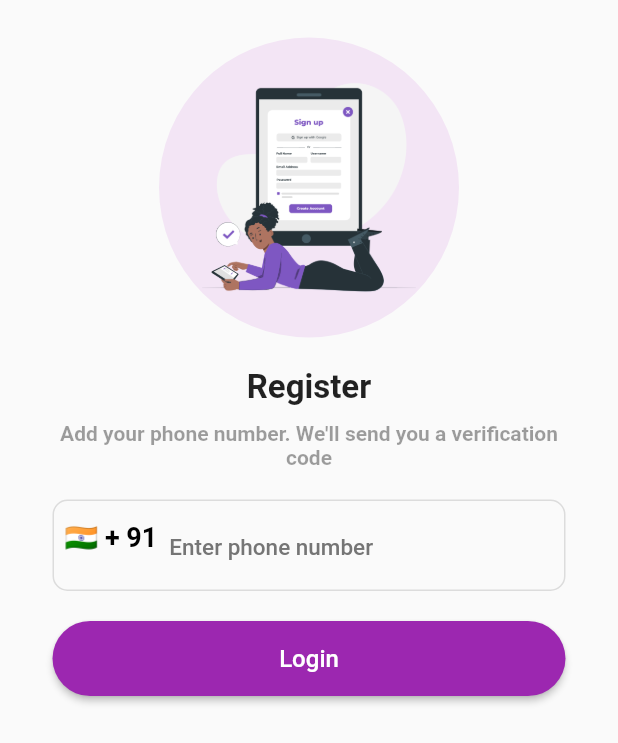
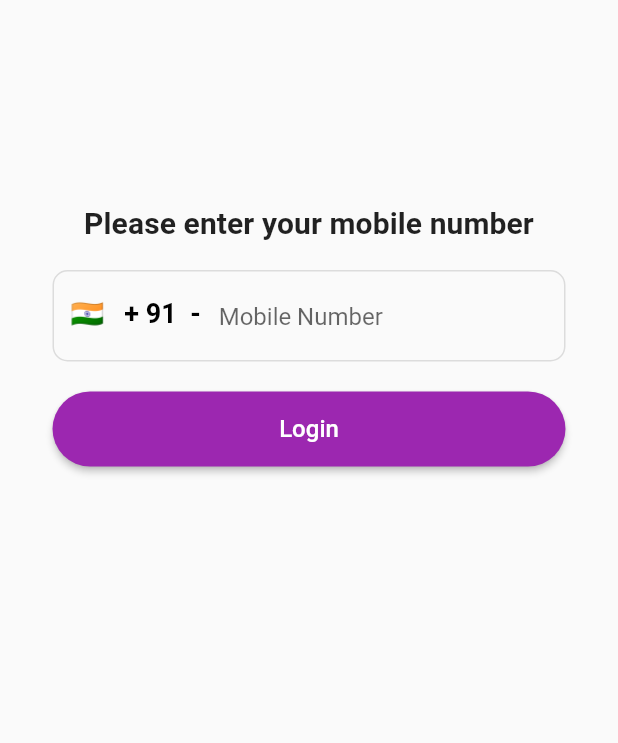
Before and after one commit to KarthikPrabhu23/OTP_Flutter, a Flutter app: the RegisterScreen screen opened directly, on a phone screen of 412 x 824 dp. Shown: the top 743 px of the screen. Run offline on Flutter 3.47's test engine with Material 2 defaults, Android fonts, the phone set to English and light mode, and no system bars; our stand-ins replace cloud_firestore, country_picker, firebase_auth, firebase_core, firebase_storage, image_picker and 2 more; accounts and stored records are empty; Roboto replaces fonts that are missing (Montserrat).

Commit message:
OTP now working. Making UI changes

```diff
--- a/lib/screens/register_screen.dart
+++ b/lib/screens/register_screen.dart
@@ -1,5 +1,6 @@
 import 'package:country_picker/country_picker.dart';
 import 'package:flutter/material.dart';
+// import 'package:google_fonts/google_fonts.dart';
 import 'package:otp1/provider/auth_provider.dart';
 import 'package:otp1/widgets/custom_button.dart';
 import 'package:provider/provider.dart';
@@ -41,33 +42,15 @@ class _RegisterScreenState extends State<RegisterScreen> {
             padding: const EdgeInsets.symmetric(vertical: 25, horizontal: 35),
             child: Column(
               children: [
-                Container(
-                  width: 200,
-                  height: 200,
-                  padding: const EdgeInsets.all(20.0),
-                  decoration: BoxDecoration(
-                    shape: BoxShape.circle,
-                    color: Colors.purple.shade50,
-                  ),
-                  child: Image.asset(
-                    "assets/image2.png",
-                  ),
-                ),
-                const SizedBox(height: 20),
+                const SizedBox(height: 112),
                 const Text(
-                  "Register",
+                  "Please enter your mobile number",
                   style: TextStyle(
-                    fontSize: 22,
-                    fontWeight: FontWeight.bold,
-                  ),
-                ),
-                const SizedBox(height: 10),
-                const Text(
-                  "Add your phone number. We'll send you a verification code",
-                  style: TextStyle(
-                    fontSize: 14,
-                    color: Colors.black38,
-                    fontWeight: FontWeight.bold,
+                    fontFamily: 'Roboto',
+                    fontStyle: FontStyle.normal,
+                    fontWeight: FontWeight.w700,
+                    fontSize: 20.0,
+                    letterSpacing: 0.0703846,
                   ),
                   textAlign: TextAlign.center,
                 ),
@@ -76,7 +59,13 @@ class _RegisterScreenState extends State<RegisterScreen> {
                   cursorColor: Colors.purple,
                   controller: phoneController,
                   style: const TextStyle(
+                    // fontWeight: FontWeight.bold,
+                    // fontFamily: 'Montserrat',
+                    // fontStyle: FontStyle.normal,
+                    // fontSize: 16.0,
+
                     fontSize: 18,
+                    color: Colors.black,
                     fontWeight: FontWeight.bold,
                   ),
                   onChanged: (value) {
@@ -85,22 +74,26 @@ class _RegisterScreenState extends State<RegisterScreen> {
                     });
                   },
                   decoration: InputDecoration(
-                    hintText: "Enter phone number",
-                    hintStyle: TextStyle(
-                      fontWeight: FontWeight.w500,
-                      fontSize: 15,
-                      color: Colors.grey.shade600,
+                    hintText: "Mobile Number",
+                    hintStyle: const TextStyle(
+                      fontFamily: 'Montserrat',
+                      fontStyle: FontStyle.normal,
+                      fontWeight: FontWeight.w400,
+                      fontSize: 16.0,
                     ),
                     enabledBorder: OutlineInputBorder(
                       borderRadius: BorderRadius.circular(10),
-                      borderSide: const BorderSide(color: Colors.black12),
+                      borderSide: const BorderSide(
+                        color: Colors.black12,
+                        // width: 327.0
+                      ),
                     ),
                     focusedBorder: OutlineInputBorder(
                       borderRadius: BorderRadius.circular(10),
                       borderSide: const BorderSide(color: Colors.black12),
                     ),
                     prefixIcon: Container(
-                      padding: const EdgeInsets.all(8.0),
+                      padding: const EdgeInsets.all(12.0),
                       child: InkWell(
                         onTap: () {
                           showCountryPicker(
@@ -114,9 +107,11 @@ class _RegisterScreenState extends State<RegisterScreen> {
                                 });
                               });
                         },
+
                         child: Text(
-                          "${selectedCountry.flagEmoji} + ${selectedCountry.phoneCode}",
+                          "${selectedCountry.flagEmoji}   + ${selectedCountry.phoneCode}  -",
                           style: const TextStyle(
+
                             fontSize: 18,
                             color: Colors.black,
                             fontWeight: FontWeight.bold,
--- a/pubspec.yaml
+++ b/pubspec.yaml
@@ -50,6 +50,7 @@ dependencies:
   firebase_auth: ^4.6.2
   cloud_firestore: ^4.8.0
   firebase_storage: ^11.2.2
+  google_fonts: ^4.0.4
 
 dev_dependencies:
   flutter_test:
```
Also changed, not shown: pubspec.lock.
